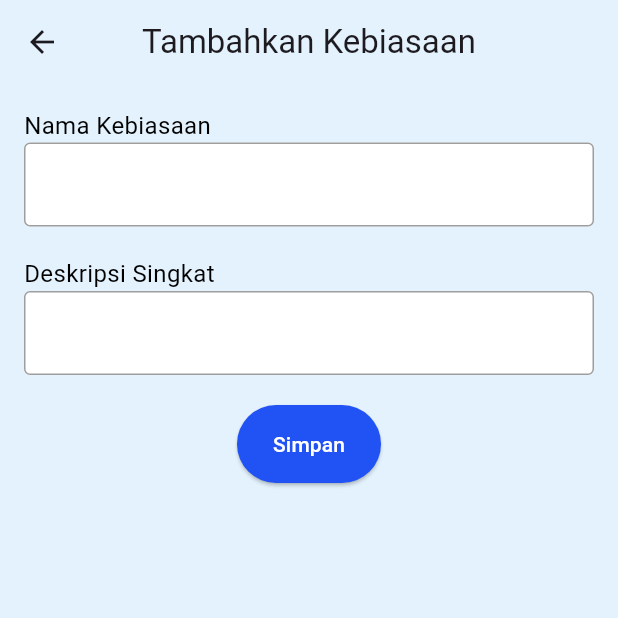
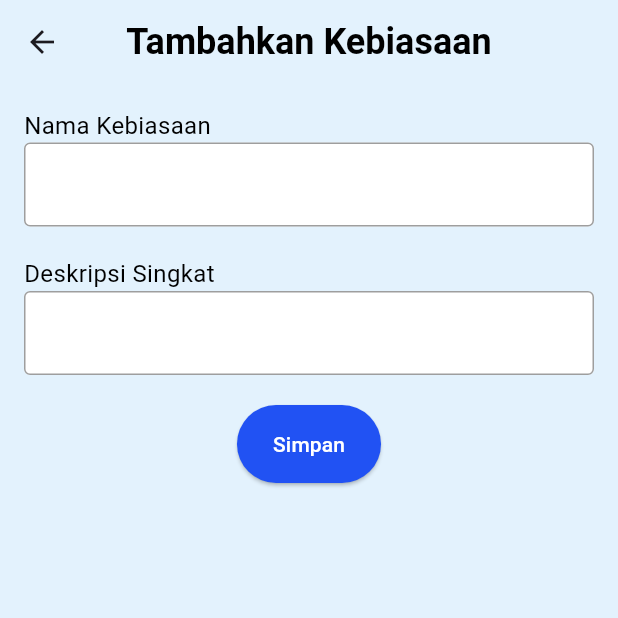
Before and after one commit to anggunn03/habit, a Flutter app: the HabitPage screen opened by its route, on a phone screen of 412 x 824 dp, the top half of it. Run offline on Flutter 3.47's test engine with Material 3 defaults, Android fonts, the phone set to English and light mode, and no system bars; our stand-ins replace supabase_flutter; accounts and stored records are empty.

Commit message:
appbar habitpage

```diff
--- a/lib/page/habit_page.dart
+++ b/lib/page/habit_page.dart
@@ -63,7 +63,13 @@ class _HabitPageState extends State<HabitPage> {
       appBar: AppBar(
         backgroundColor: Colors.blue[50],
         centerTitle: true,
-        title: Text('${(habit != null) ? 'Edit' : 'Tambahkan'} Kebiasaan'),
+        title: Text('${(habit != null) ? 'Edit' : 'Tambahkan'} Kebiasaan',
+          style: const TextStyle(
+            color: Colors.black,
+            fontSize: 24,
+            fontWeight: FontWeight.bold,
+          ),
+        ),
         leading: IconButton(
           icon: const Icon(Icons.arrow_back),
           onPressed: () {
```
